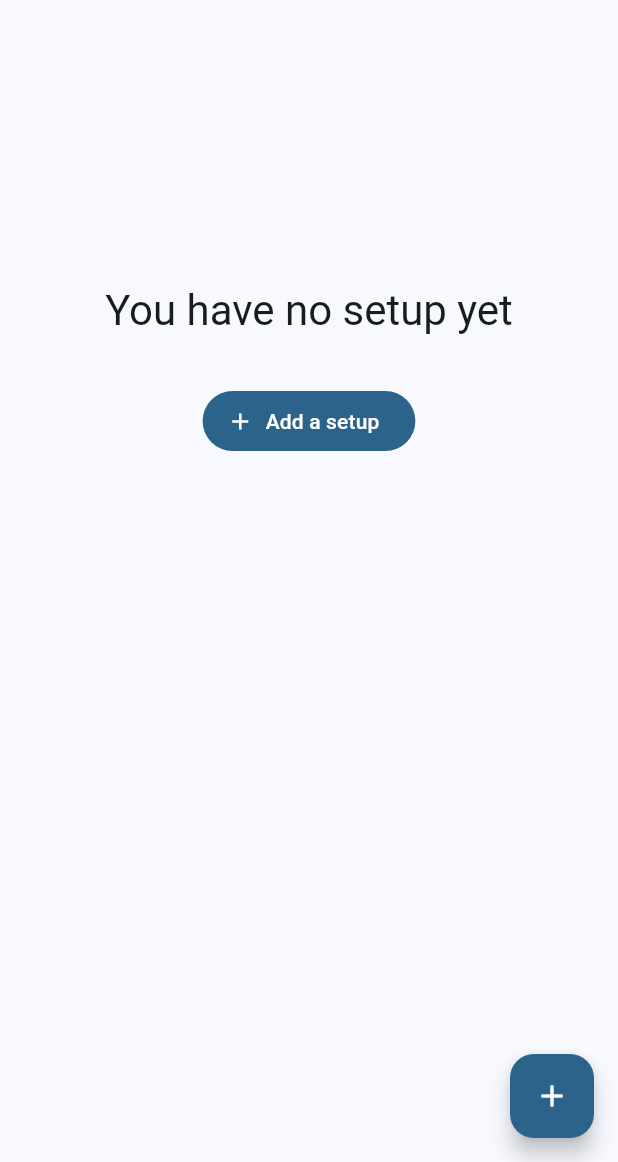
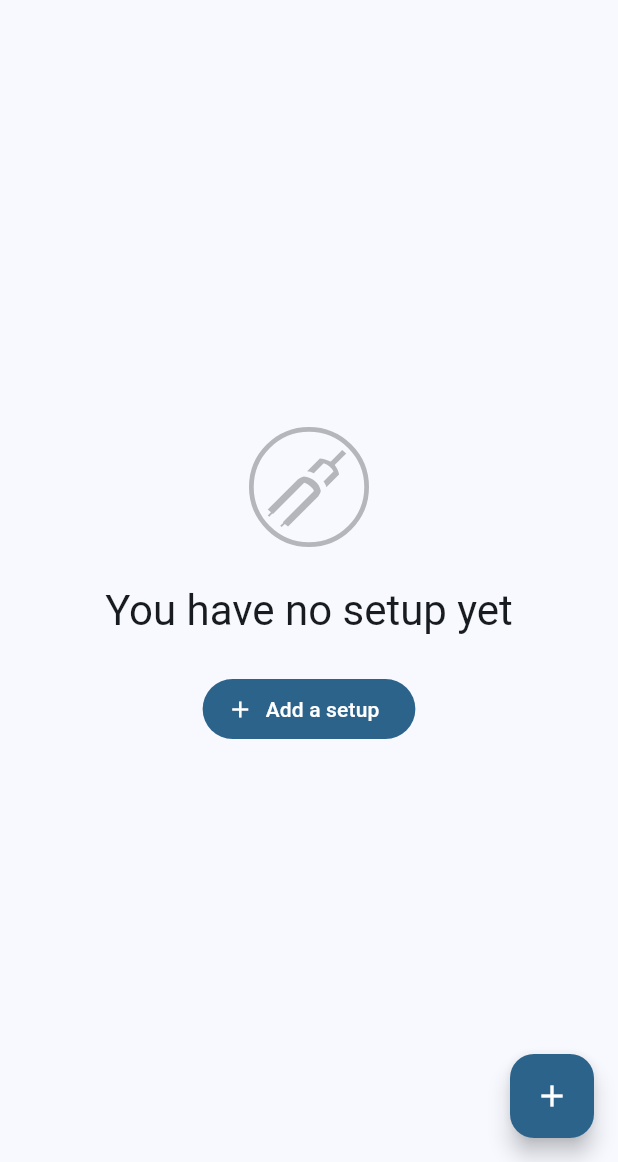
Before and after one commit to pec0ra/suspension_setup, a Flutter app: the screen it shows after launch, on a phone screen of 412 x 824 dp, the part 74-1236 px from its top. Run offline on Flutter 3.47's test engine with Material 3 defaults, Android fonts, the phone set to English and light mode, and no system bars; our stand-ins replace file_picker, flutter_svg.

Commit message:
Design improvements

```diff
--- a/lib/error_screen.dart
+++ b/lib/error_screen.dart
@@ -16,7 +16,6 @@ class ErrorScreenWidget extends StatelessWidget {
     final theme = Theme.of(context);
     return Scaffold(
       appBar: AppBar(
-        backgroundColor: theme.colorScheme.surface,
         title: Text(title),
       ),
       body: Align(
--- a/lib/home_page.dart
+++ b/lib/home_page.dart
@@ -1,5 +1,6 @@
 import 'package:flutter/material.dart';
 import 'package:flutter_svg/svg.dart';
+import 'package:intl/intl.dart';
 import 'package:provider/provider.dart';
 
 import 'error_screen.dart';
@@ -38,31 +39,36 @@ class _HomePageState extends State<HomePage> {
     final theme = Theme.of(context);
     return Scaffold(
       appBar: AppBar(
-        backgroundColor: theme.colorScheme.surface,
         title: Text(widget.title),
         actions: [
           PopupMenuButton(
             itemBuilder: (context) => [
               PopupMenuItem(
-                child: const ListTile(
-                  leading: Icon(Icons.save),
-                  title: Text('Backup'),
+                onTap: () => _backup(context),
+                child: const Row(
+                  spacing: 12,
+                  children: [
+                    Icon(Icons.save),
+                    Text('Backup'),
+                  ],
                 ),
-                onTap: () => _backup(context),
               ),
               PopupMenuItem(
-                child: const ListTile(
-                  leading: Icon(Icons.file_open),
-                  title: Text('Restore'),
+                onTap: () => _restore(context),
+                child: const Row(
+                  spacing: 12,
+                  children: [
+                    Icon(Icons.file_open),
+                    Text('Restore'),
+                  ],
                 ),
-                onTap: () => _restore(context),
               ),
             ],
           )
         ],
         leading: Padding(
           padding: const EdgeInsets.fromLTRB(14, 7, 0, 7),
-          child: SvgPicture.asset("assets/icon/icon-white.svg", color: theme.colorScheme.onSurface,),
+          child: SvgPicture.asset("assets/icon/icon-white.svg", colorFilter: ColorFilter.mode(theme.colorScheme.onSurface, BlendMode.srcIn)),
         ),
       ),
       body: Consumer<SetupStorageModel>(
@@ -74,16 +80,22 @@ class _HomePageState extends State<HomePage> {
             );
           }
           var setupList = setupModel.getSetupList();
-          return ListView(
-            padding: const EdgeInsets.all(8),
-            children: <Widget>[
-              if (setupList.isEmpty)
-                Align(
-                  heightFactor: 4,
+          if (setupList.isEmpty) {
+            return Center(
               child: Column(
+                mainAxisSize: MainAxisSize.min,
                 children: [
+                  SvgPicture.asset(
+                    "assets/icon/icon-white.svg",
+                    colorFilter: ColorFilter.mode(
+                      theme.colorScheme.onSurface.withValues(alpha: 0.3),
+                      BlendMode.srcIn,
+                    ),
+                    width: 80,
+                    height: 80,
+                  ),
                   Padding(
-                        padding: const EdgeInsets.only(bottom: 32),
+                    padding: const EdgeInsets.symmetric(vertical: 24),
                     child: Text(
                       'You have no setup yet',
                       style: theme.textTheme.headlineMedium,
@@ -92,14 +104,30 @@ class _HomePageState extends State<HomePage> {
                   FilledButton.icon(
                     onPressed: createSetup,
                     icon: const Icon(Icons.add),
-                        label: const Text('Add a setup')
-                      )
+                    label: const Text('Add a setup'),
+                  ),
                 ],
               ),
-                ),
+            );
+          }
+          return ListView(
+            padding: const EdgeInsets.all(8),
+            children: [
               for (Setup setup in setupList.reversed)
-                ListTile(
+                Card(
+                  clipBehavior: Clip.antiAlias,
+                  child: ListTile(
                     title: Text(setup.name),
+                    subtitle: setup.history.isNotEmpty
+                        ? Row(
+                            spacing: 4,
+                            children: [
+                              Icon(Icons.history, size: 14),
+                              Text(DateFormat.yMMMd().format(setup.history.last.date)),
+                            ],
+                          )
+                        : null,
+                    trailing: const Icon(Icons.chevron_right),
                     onTap: () {
                       Navigator.push(
                         context,
@@ -111,7 +139,8 @@ class _HomePageState extends State<HomePage> {
                     },
                     // TODO: add context menu in addition to dialog
                     onLongPress: () => deleteSetup(context, setup, setupModel),
-                )
+                  ),
+                ),
             ],
           );
         },
@@ -145,12 +174,13 @@ class _HomePageState extends State<HomePage> {
             child: const Text('Cancel'),
           ),
           TextButton(
+            style: TextButton.styleFrom(foregroundColor: Theme.of(context).colorScheme.error),
             onPressed: () async {
               await setupModel.deleteSetup(setup);
               if (!context.mounted) return;
               Navigator.pop(context, 'OK');
             },
-            child: const Text('OK'),
+            child: const Text('Delete'),
           ),
         ],
       ),
@@ -163,7 +193,7 @@ class _HomePageState extends State<HomePage> {
     if (!context.mounted) return;
     if (success) {
       ScaffoldMessenger.of(context).showSnackBar(
-        const SnackBar(content: Text('Backup saved successfully')),
+        const SnackBar(behavior: SnackBarBehavior.floating, content: Text('Backup saved successfully')),
       );
     }
   }
@@ -183,11 +213,12 @@ class _HomePageState extends State<HomePage> {
         actions: [
           TextButton(
             onPressed: () => Navigator.pop(dialogContext, false),
-            child: const Text('CANCEL'),
+            child: const Text('Cancel'),
           ),
           TextButton(
+            style: TextButton.styleFrom(foregroundColor: Theme.of(dialogContext).colorScheme.error),
             onPressed: () => Navigator.pop(dialogContext, true),
-            child: const Text('RESTORE'),
+            child: const Text('Restore'),
           ),
         ],
       ),
@@ -198,7 +229,7 @@ class _HomePageState extends State<HomePage> {
     await model.restoreFromFile(filePath);
     if (!context.mounted) return;
     ScaffoldMessenger.of(context).showSnackBar(
-      const SnackBar(content: Text('Setups restored successfully')),
+      const SnackBar(behavior: SnackBarBehavior.floating, content: Text('Setups restored successfully')),
     );
   }
 }
--- a/lib/main.dart
+++ b/lib/main.dart
@@ -20,12 +20,11 @@ class SuspensionSetupApp extends StatelessWidget {
     return MaterialApp(
       title: 'Flutter Demo',
       theme: ThemeData(
-        colorScheme: ColorScheme.fromSeed(seedColor: const Color(0xff88a6c3), secondary: const Color(0xffff954f), tertiary: const Color(0xff88a6c3),),
+        colorScheme: ColorScheme.fromSeed(seedColor: const Color(0xff88a6c3), secondary: const Color(0xffff954f), primaryContainer: const Color(0xffc8d8e8), onPrimaryContainer: const Color(0xff1c2e3c)),
         useMaterial3: true,
       ),
       darkTheme: ThemeData(
-        colorScheme: ColorScheme.fromSeed(brightness: Brightness.dark, seedColor: const Color(0xff88a6c3), secondary: const Color(0xffff6600), surface: const Color(0xff111111), tertiary: const Color(
-            0x8088a6c3)),
+        colorScheme: ColorScheme.fromSeed(brightness: Brightness.dark, seedColor: const Color(0xff88a6c3), secondary: const Color(0xffff6600), surface: const Color(0xff111111), primaryContainer: const Color(0xff4c5b6a), onPrimaryContainer: const Color(0xffe8eef4)),
         useMaterial3: true,
       ),
       home: const HomePage(
--- a/lib/title_with_icon.dart
+++ b/lib/title_with_icon.dart
@@ -28,7 +28,7 @@ class TitleWithIcon extends StatelessWidget {
             ),
           Text(
             title,
-            style: theme.textTheme.headlineMedium,
+            style: theme.textTheme.titleLarge,
           ),
         ],
       ),
```
Also changed, not shown: lib/setting_tiles.dart (+5 -9 lines), lib/setup_detail.dart (+23 -15 lines), lib/setup_edit.dart (+4 -5 lines). Lines whose indentation alone changed are shown as unchanged.
